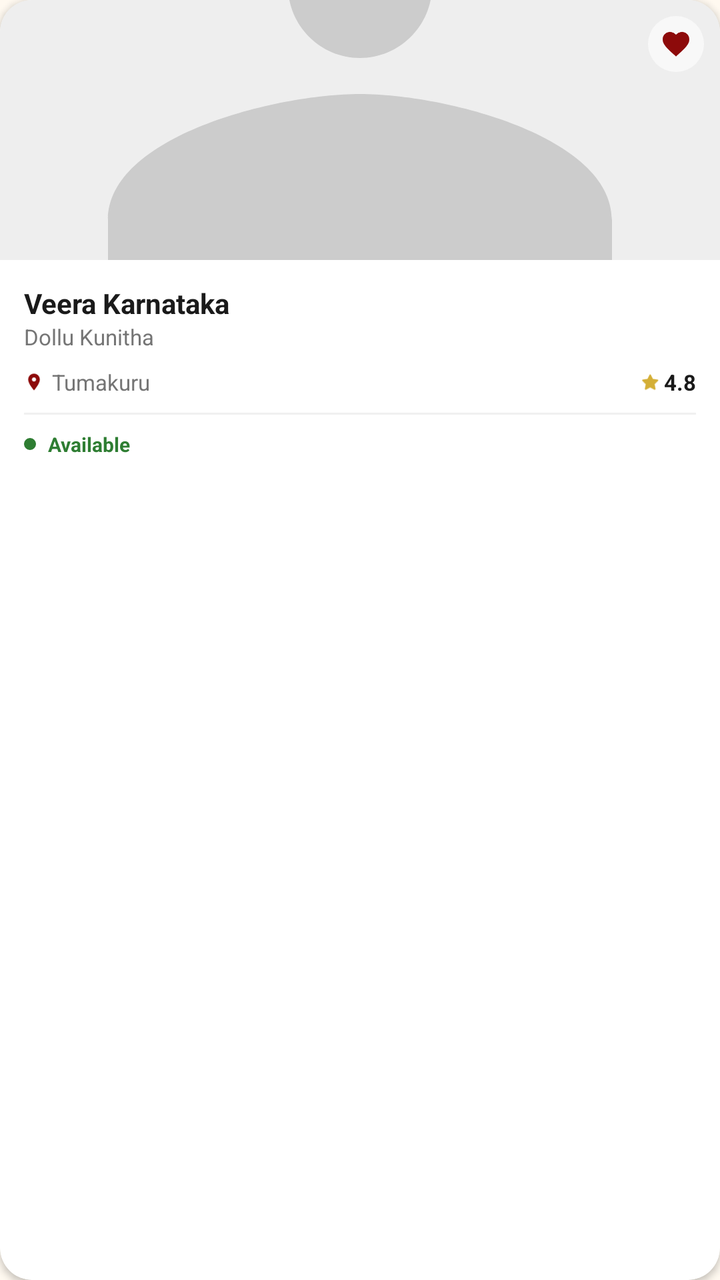
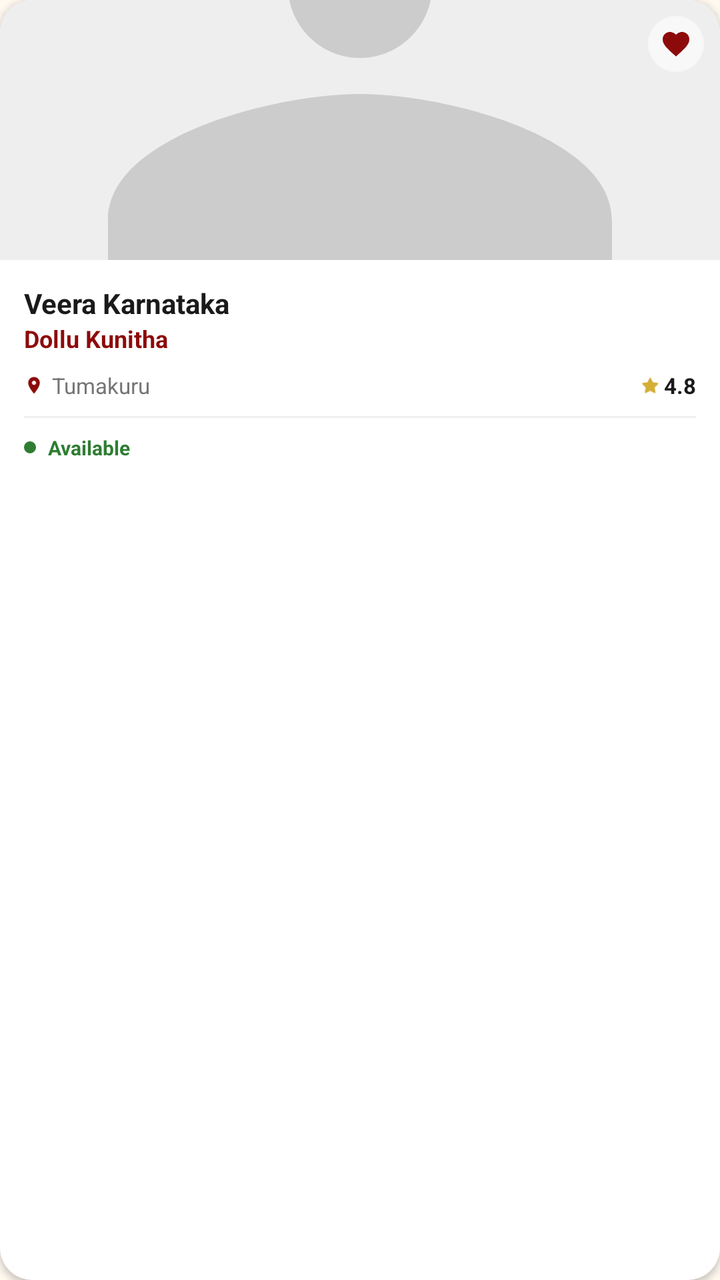

An Android layout rendered at two revisions. The XML below is the earlier revision; the diff shows what the commit changed to produce the second picture.
<!-- AndroidManifest.xml: application theme Theme.KalavidaraBalaga -->
<!-- res/layout/item_troupe.xml -->
<?xml version="1.0" encoding="utf-8"?>
<com.google.android.material.card.MaterialCardView xmlns:android="http://schemas.android.com/apk/res/android"
    xmlns:app="http://schemas.android.com/apk/res-auto"
    android:layout_width="match_parent"
    android:layout_height="wrap_content"
    android:layout_margin="8dp"
    app:cardCornerRadius="16dp"
    app:cardElevation="2dp"
    app:cardBackgroundColor="@color/white">

    <LinearLayout
        android:layout_width="match_parent"
        android:layout_height="wrap_content"
        android:orientation="vertical">

        <RelativeLayout
            android:layout_width="match_parent"
            android:layout_height="130dp">

            <ImageView
                android:id="@+id/ivTroupeImage"
                android:layout_width="match_parent"
                android:layout_height="match_parent"
                android:scaleType="centerCrop"
                android:src="@drawable/placeholder_troupe" />

            
            <ImageView
                android:id="@+id/ivFavorite"
                android:layout_width="28dp"
                android:layout_height="28dp"
                android:layout_alignParentEnd="true"
                android:layout_margin="8dp"
                android:padding="6dp"
                android:background="@drawable/bg_circle_white_alpha"
                android:src="@drawable/ic_favorite"
                app:tint="@color/primary" />
        </RelativeLayout>

        <LinearLayout
            android:layout_width="match_parent"
            android:layout_height="wrap_content"
            android:orientation="vertical"
            android:padding="12dp">

            <TextView
                android:id="@+id/tvTroupeName"
                android:layout_width="match_parent"
                android:layout_height="wrap_content"
                android:ellipsize="end"
                android:maxLines="1"
                android:text="Veera Karnataka"
                android:textColor="@color/black"
                android:textSize="14sp"
                android:textStyle="bold" />

            <TextView
                android:id="@+id/tvArtForm"
                android:layout_width="match_parent"
                android:layout_height="wrap_content"
                android:text="Dollu Kunitha"
                android:textSize="11sp"
                android:textColor="@color/grey_text" />

            <LinearLayout
                android:layout_width="match_parent"
                android:layout_height="wrap_content"
                android:orientation="horizontal"
                android:layout_marginTop="8dp"
                android:gravity="center_vertical">

                <ImageView
                    android:layout_width="10dp"
                    android:layout_height="10dp"
                    android:src="@drawable/ic_location"
                    app:tint="@color/primary" />

                <TextView
                    android:id="@+id/tvTroupeLocation"
                    android:layout_width="0dp"
                    android:layout_height="wrap_content"
                    android:layout_weight="1"
                    android:layout_marginStart="4dp"
                    android:text="Tumakuru"
                    android:textSize="11sp"
                    android:textColor="@color/grey_text" />

                
                <ImageView
                    android:layout_width="10dp"
                    android:layout_height="10dp"
                    android:src="@android:drawable/btn_star_big_on"
                    app:tint="@color/secondary" />

                <TextView
                    android:id="@+id/tvRating"
                    android:layout_width="wrap_content"
                    android:layout_height="wrap_content"
                    android:layout_marginStart="2dp"
                    android:text="4.8"
                    android:textSize="11sp"
                    android:textStyle="bold"
                    android:textColor="@color/black" />
            </LinearLayout>

            <View
                android:layout_width="match_parent"
                android:layout_height="1dp"
                android:background="@color/divider"
                android:layout_marginVertical="8dp" />

            
            <LinearLayout
                android:layout_width="wrap_content"
                android:layout_height="wrap_content"
                android:orientation="horizontal"
                android:gravity="center_vertical">

                <View
                    android:layout_width="6dp"
                    android:layout_height="6dp"
                    android:background="@drawable/bg_circle_success" />

                <TextView
                    android:layout_width="wrap_content"
                    android:layout_height="wrap_content"
                    android:layout_marginStart="6dp"
                    android:text="Available"
                    android:textSize="10sp"
                    android:textColor="@color/success"
                    android:textStyle="bold" />
            </LinearLayout>

        </LinearLayout>
    </LinearLayout>
</com.google.android.material.card.MaterialCardView>
<!-- resources referenced by this layout -->
<resources>
  <color name="black">#1A1A1A</color>
  <color name="divider">#F0F0F0</color>
  <color name="grey_text">#757575</color>
  <color name="primary">#8D0A0A</color>
  <color name="secondary">#D4AF37</color>
  <color name="success">#2E7D32</color>
  <color name="white">#FFFFFF</color>
  <!-- drawable bg_circle_success (drawable) -->
  <?xml version="1.0" encoding="utf-8"?>
  <shape xmlns:android="http://schemas.android.com/apk/res/android"
      android:shape="oval">
      <solid android:color="@color/success" />
  </shape>
  <!-- drawable bg_circle_white_alpha (drawable) -->
  <?xml version="1.0" encoding="utf-8"?>
  <shape xmlns:android="http://schemas.android.com/apk/res/android"
      android:shape="oval">
      <solid android:color="#99FFFFFF" />
  </shape>
  <!-- drawable ic_favorite (drawable) -->
  <vector xmlns:android="http://schemas.android.com/apk/res/android"
      android:width="24dp"
      android:height="24dp"
      android:viewportWidth="24"
      android:viewportHeight="24">
      <path
          android:fillColor="#FF0000"
          android:pathData="M12,21.35l-1.45,-1.32C5.4,15.36 2,12.28 2,8.5 2,5.42 4.42,3 7.5,3c1.74,0 3.41,0.81 4.5,2.09C13.09,3.81 14.76,3 16.5,3 19.58,3 22,5.42 22,8.5c0,3.78 -3.4,6.86 -8.55,11.54L12,21.35z" />
  </vector>
  <!-- drawable ic_location (drawable) -->
  <vector xmlns:android="http://schemas.android.com/apk/res/android"
      android:width="24dp"
      android:height="24dp"
      android:viewportWidth="24"
      android:viewportHeight="24">
      <path
          android:fillColor="#000000"
          android:pathData="M12,2C8.13,2 5,5.13 5,9c0,5.25 7,13 7,13s7,-7.75 7,-13c0,-3.87 -3.13,-7 -7,-7zM12,11.5c-1.38,0 -2.5,-1.12 -2.5,-2.5s1.12,-2.5 2.5,-2.5 2.5,1.12 2.5,2.5 -1.12,2.5 -2.5,2.5z" />
  </vector>
  <!-- drawable placeholder_troupe (drawable) -->
  <vector xmlns:android="http://schemas.android.com/apk/res/android"
      android:width="200dp"
      android:height="200dp"
      android:viewportWidth="200"
      android:viewportHeight="200">
      <path
          android:fillColor="#EEEEEE"
          android:pathData="M0,0h200v200h-200z" />
      <path
          android:fillColor="#CCCCCC"
          android:pathData="M100,80c11,0 20,-9 20,-20s-9,-20 -20,-20 -20,9 -20,20 9,20 20,20zM100,90c-23.3,0 -70,11.7 -70,35v15h140v-15c0,-23.3 -46.7,-35 -70,-35z" />
  </vector>
  <style name="Theme.KalavidaraBalaga" parent="Theme.MaterialComponents.Light.NoActionBar">
          
          <item name="colorPrimary">@color/primary</item>
          <item name="colorPrimaryVariant">@color/primary_variant</item>
          <item name="colorOnPrimary">@color/on_primary</item>
          
          <item name="colorSecondary">@color/secondary</item>
          <item name="colorSecondaryVariant">@color/secondary_variant</item>
          <item name="colorOnSecondary">@color/on_secondary</item>
          
          <item name="android:statusBarColor">@color/primary_variant</item>
          
          <item name="android:windowBackground">@color/background</item>
      </style>
  <color name="primary_variant">#5C0000</color>
  <color name="on_primary">#FFFFFF</color>
  <color name="secondary_variant">#A68442</color>
  <color name="on_secondary">#FFFFFF</color>
  <color name="background">#FFF9F0</color>
</resources>

<!-- the commit's change to res/layout/item_troupe.xml (unified diff, before → after) -->
@@ -59,8 +59,9 @@
                 android:layout_width="match_parent"
                 android:layout_height="wrap_content"
                 android:text="Dollu Kunitha"
-                android:textSize="11sp"
-                android:textColor="@color/grey_text" />
+                android:textSize="12sp"
+                android:textColor="@color/primary"
+                android:textStyle="bold" />
 
             <LinearLayout
                 android:layout_width="match_parent"
